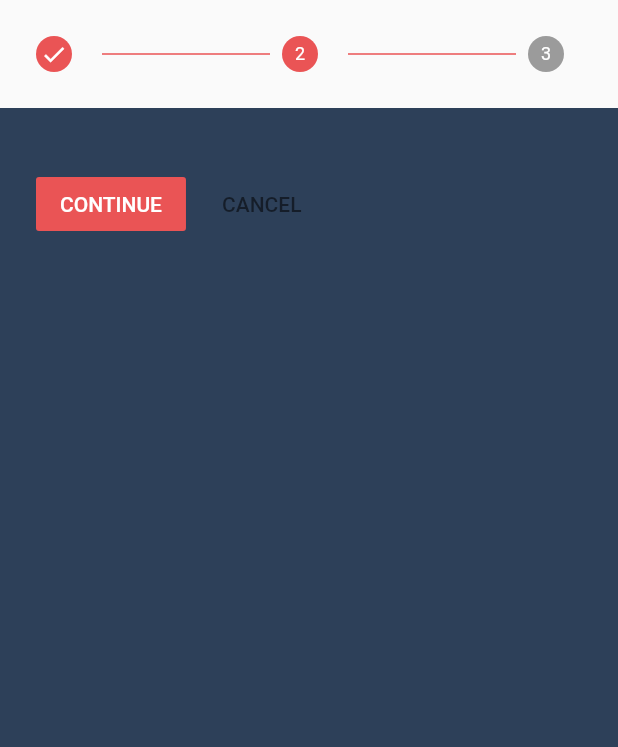
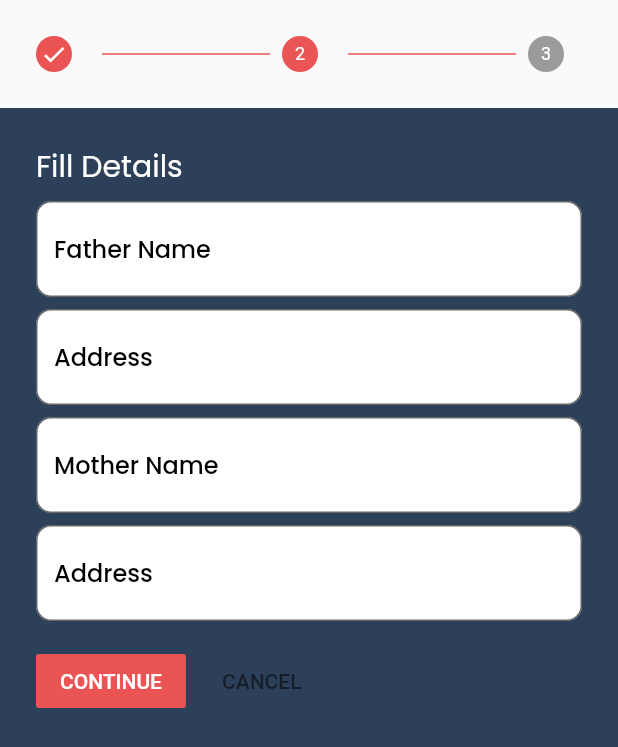
Before and after one commit to sandesh101/E-Palika, a Flutter app: the CitizenshipForm screen opened by its route, after a tap on "CONTINUE", on a phone screen of 412 x 824 dp. Shown: the top 747 px of the screen. Run offline on Flutter 3.47's test engine with Material 2 defaults, Android fonts, the phone set to English and light mode, and no system bars; our stand-ins replace google_fonts.

Commit message:
Made UI for Parent Details

```diff
--- a/lib/screens/citizenship/citizenship_form.dart
+++ b/lib/screens/citizenship/citizenship_form.dart
@@ -1,4 +1,5 @@
 // import 'package:e_palika/widgets/custom_button.dart';
+import 'package:e_palika/widgets/citizenship_parent_details.dart';
 import 'package:e_palika/widgets/citizenship_user_details.dart';
 import 'package:flutter/material.dart';
 
@@ -20,11 +21,10 @@ class _CitizenshipFormState extends State<CitizenshipForm> {
           content: const CitizenUserDetails(),
         ),
         Step(
-          state: currentStep > 1 ? StepState.complete : StepState.indexed,
-          isActive: currentStep >= 1,
-          title: const Text(''),
-          content: Container(),
-        ),
+            state: currentStep > 1 ? StepState.complete : StepState.indexed,
+            isActive: currentStep >= 1,
+            title: const Text(''),
+            content: const CitizenParentDetails()),
         Step(
           isActive: currentStep >= 2,
           title: const Text(''),
--- /dev/null
+++ b/lib/widgets/citizenship_parent_details.dart
@@ -0,0 +1,120 @@
+import 'package:flutter/material.dart';
+import 'package:google_fonts/google_fonts.dart';
+
+class CitizenParentDetails extends StatefulWidget {
+  const CitizenParentDetails({Key? key}) : super(key: key);
+
+  @override
+  _CitizenParentDetailsState createState() => _CitizenParentDetailsState();
+}
+
+class _CitizenParentDetailsState extends State<CitizenParentDetails> {
+  final TextEditingController _userName = TextEditingController();
+  final TextEditingController _birthPlace = TextEditingController();
+  final TextEditingController _permanentAddress = TextEditingController();
+  final TextEditingController _dateOfBirth = TextEditingController();
+
+  @override
+  Widget build(BuildContext context) {
+    return Column(
+      children: [
+        Row(
+          mainAxisAlignment: MainAxisAlignment.start,
+          children: [
+            Text(
+              'Fill Details',
+              style: GoogleFonts.poppins(fontSize: 20, color: Colors.white),
+            ),
+          ],
+        ),
+        Padding(
+          padding: const EdgeInsets.only(top: 8.0),
+          child: Column(
+            children: [
+              //==========Father Name================
+              TextFormField(
+                controller: _userName,
+                decoration: InputDecoration(
+                  fillColor: Colors.white,
+                  filled: true,
+                  border: OutlineInputBorder(
+                    borderRadius: BorderRadius.circular(10),
+                  ),
+                  hintText: "Father Name",
+                  hintStyle: GoogleFonts.poppins(
+                    fontSize: 16,
+                    color: Colors.black,
+                    fontWeight: FontWeight.w500,
+                  ),
+                ),
+              ),
+
+              //===========Address================
+              Padding(
+                padding: const EdgeInsets.only(top: 8.0),
+                child: TextFormField(
+                  controller: _birthPlace,
+                  decoration: InputDecoration(
+                    fillColor: Colors.white,
+                    filled: true,
+                    border: OutlineInputBorder(
+                      borderRadius: BorderRadius.circular(10),
+                    ),
+                    hintText: "Address",
+                    hintStyle: GoogleFonts.poppins(
+                      fontSize: 16,
+                      color: Colors.black,
+                      fontWeight: FontWeight.w500,
+                    ),
+                  ),
+                ),
+              ),
+
+              //===========Mother Name================
+              Padding(
+                padding: const EdgeInsets.only(top: 8.0),
+                child: TextFormField(
+                  controller: _permanentAddress,
+                  decoration: InputDecoration(
+                    fillColor: Colors.white,
+                    filled: true,
+                    border: OutlineInputBorder(
+                      borderRadius: BorderRadius.circular(10),
+                    ),
+                    hintText: "Mother Name",
+                    hintStyle: GoogleFonts.poppins(
+                      fontSize: 16,
+                      color: Colors.black,
+                      fontWeight: FontWeight.w500,
+                    ),
+                  ),
+                ),
+              ),
+
+              //===========Address================
+              Padding(
+                padding: const EdgeInsets.only(top: 8.0),
+                child: TextFormField(
+                  controller: _dateOfBirth,
+                  decoration: InputDecoration(
+                    fillColor: Colors.white,
+                    filled: true,
+                    border: OutlineInputBorder(
+                      borderRadius: BorderRadius.circular(10),
+                    ),
+                    hintText: "Address",
+                    hintStyle: GoogleFonts.poppins(
+                      fontSize: 16,
+                      color: Colors.black,
+                      fontWeight: FontWeight.w500,
+                    ),
+                  ),
+                ),
+              ),
+            ],
+          ),
+        )
+      ],
+    );
+  }
+}
```
